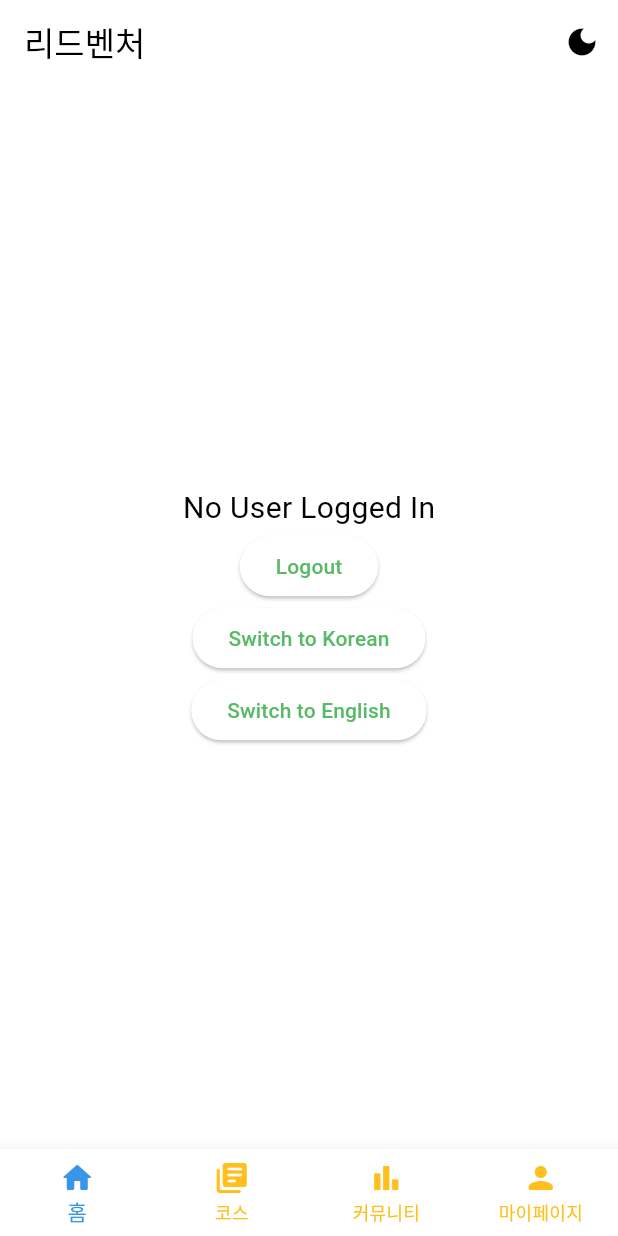
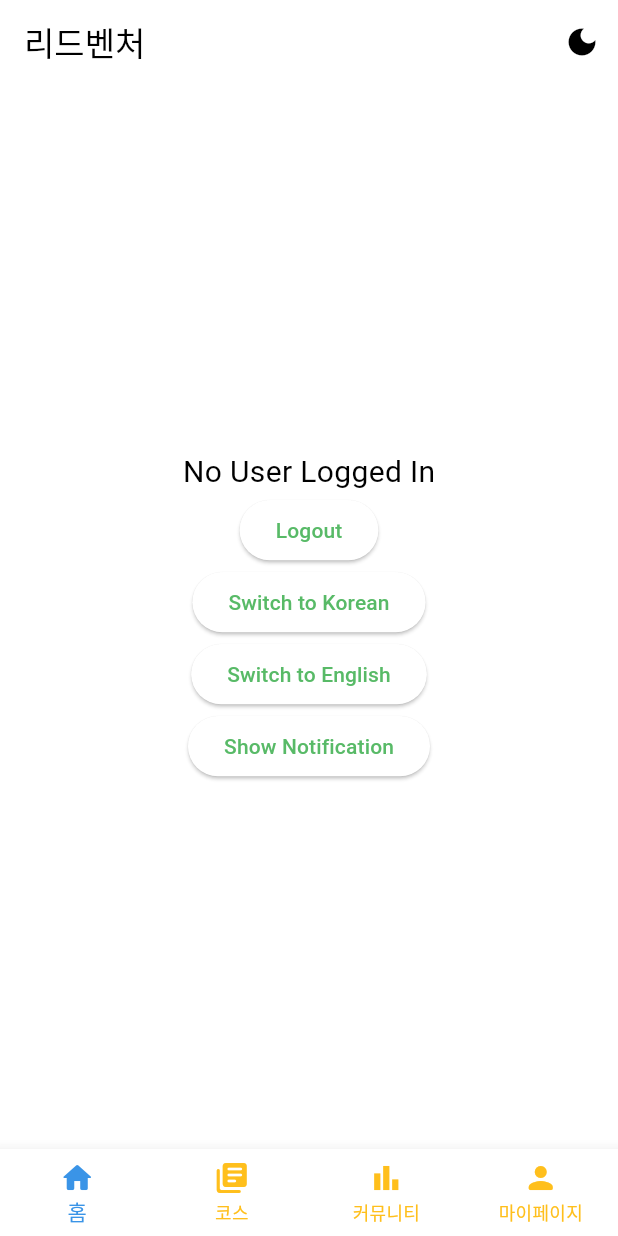
Before and after one commit to ChristineKangHee/Glang, a Flutter app: the screen it shows after launch, after a tap on "Switch to Korean", on a phone screen of 412 x 824 dp. Run offline on Flutter 3.47's test engine with Material 3 defaults, Android fonts, the phone set to English and light mode, and no system bars; our stand-ins replace easy_localization, firebase_auth, firebase_core, flutter_dotenv, flutter_local_notifications, flutter_riverpod and 2 more; accounts and stored records are empty; project files that could hold a hidden picture were left out.

Commit message:
[Feat] Local Notification 설정 (24.12.31)

```diff
--- a/lib/main.dart
+++ b/lib/main.dart
@@ -5,7 +5,6 @@
 /// Last Modified: 2024-12-30 by 박민준
 
 import 'dart:io';
-
 import 'package:flutter/material.dart';
 import 'package:flutter/services.dart';
 import 'package:flutter_riverpod/flutter_riverpod.dart';
@@ -14,6 +13,7 @@ import 'package:firebase_core/firebase_core.dart';
 import 'firebase_options.dart';
 import 'package:easy_localization/easy_localization.dart';
 import 'package:flutter_dotenv/flutter_dotenv.dart';
+import 'package:readventure/viewmodel/notification_controller.dart';
 // import 'package:kakao_flutter_sdk_user/kakao_flutter_sdk_user.dart';
 
 void main() async {
@@ -31,6 +31,10 @@ void main() async {
     print("⚠️ Failed to load .env file: $e");
     // 기본 설정으로 동작하도록 설정 가능
   }
+
+  // local notification
+  await requestNotificationPermission();
+  await initializeNotifications();
 
   // Easy Localization 초기화
   await EasyLocalization.ensureInitialized();
--- a/lib/view/home/home.dart
+++ b/lib/view/home/home.dart
@@ -4,6 +4,8 @@ import 'package:flutter_riverpod/flutter_riverpod.dart';
 import 'package:readventure/view/components/custom_navigation_bar.dart';
 import 'package:readventure/viewmodel/app_state_controller.dart';
 import 'package:readventure/viewmodel/theme_controller.dart';
+
+import '../../viewmodel/notification_controller.dart';
 
 class MyHomePage extends ConsumerWidget { // ConsumerWidget으로 변경
   const MyHomePage({super.key});
@@ -52,6 +54,10 @@ class MyHomePage extends ConsumerWidget { // ConsumerWidget으로 변경
               },
               child: const Text('Switch to English'),
             ),
+            ElevatedButton(
+              onPressed: showNotification,
+              child: Text('Show Notification'),
+            ),
           ],
         ),
       ),
--- /dev/null
+++ b/lib/viewmodel/notification_controller.dart
@@ -0,0 +1,44 @@
+import 'package:flutter_local_notifications/flutter_local_notifications.dart';
+import 'package:permission_handler/permission_handler.dart';
+
+final FlutterLocalNotificationsPlugin LocalNotifications = FlutterLocalNotificationsPlugin();
+
+Future<void> initializeNotifications() async {
+  AndroidInitializationSettings android =
+  const AndroidInitializationSettings("@mipmap/ic_launcher");
+  DarwinInitializationSettings ios = const DarwinInitializationSettings(
+    requestSoundPermission: false,
+    requestBadgePermission: false,
+    requestAlertPermission: false,
+  );
+  InitializationSettings settings =
+  InitializationSettings(android: android, iOS: ios);
+  await LocalNotifications.initialize(settings);
+}
+
+Future<void> showNotification() async {
+  const AndroidNotificationDetails androidNotificationDetails =
+  AndroidNotificationDetails(
+    'your_channel_id', // 알림 채널 ID
+    'your_channel_name', // 알림 채널 이름
+    channelDescription: 'your_channel_description', // 설명
+    importance: Importance.max,
+    priority: Priority.high,
+  );
+
+  const NotificationDetails notificationDetails =
+  NotificationDetails(android: androidNotificationDetails);
+
+  await LocalNotifications.show(
+    0, // 알림 ID
+    'Hello!', // 제목
+    'This is a test notification.', // 본문
+    notificationDetails,
+  );
+}
+
+Future<void> requestNotificationPermission() async {
+  if (await Permission.notification.isDenied) {
+    await Permission.notification.request();
+  }
+}
--- a/pubspec.yaml
+++ b/pubspec.yaml
@@ -36,6 +36,8 @@ dev_dependencies:
   flutter_dotenv: ^5.2.1 # 환경 변수 처리
   http: ^1.2.1
   dart_openai: ^5.1.0
+  permission_handler: ^11.1.0 # 권한 처리
+  flutter_local_notifications: ^16.3.0 # local 알림 설정
 
   # Firebase
   firebase_ui_auth: ^1.14.0
```
Also changed, not shown: pubspec.lock, 11 other files.
